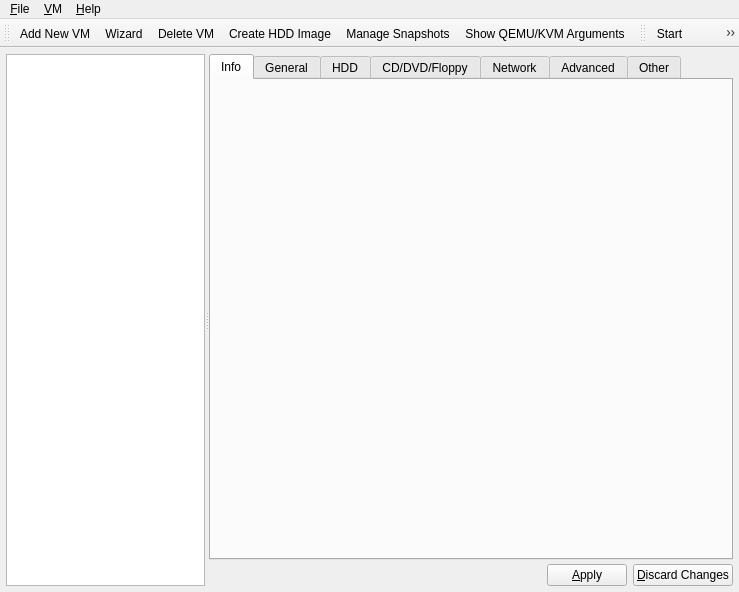
The window that src/Main_Window.ui (tobimensch/aqemu) describes before a commit, drawn with Qt 5.
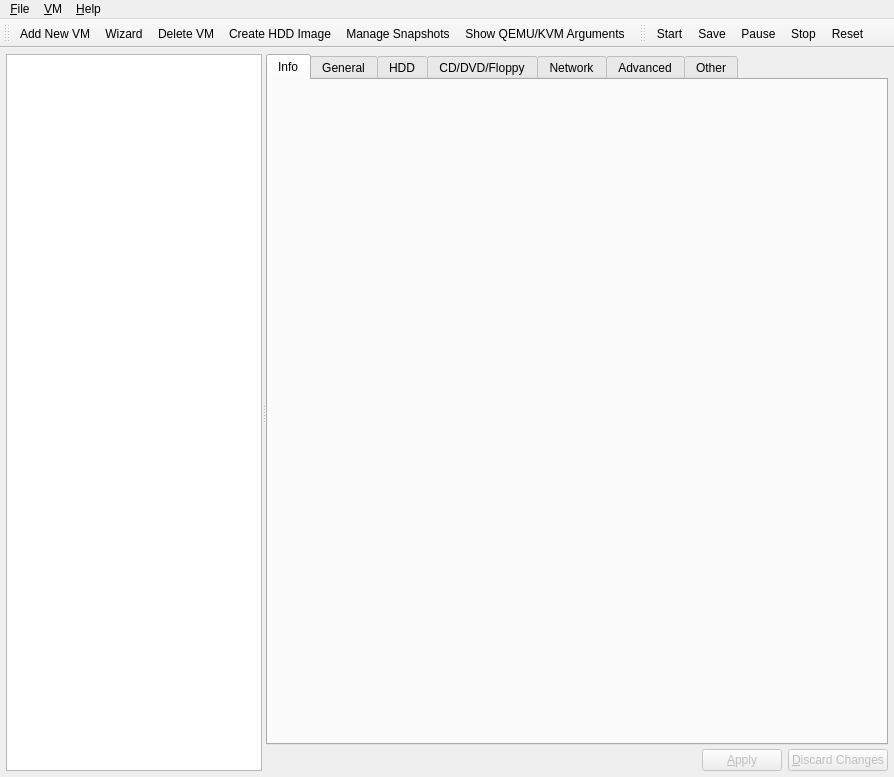
The same window after the commit. Icons and pictures are not drawn.

Commit message: Fixed wrong "VM was changed" messages when changing between VMs.

```diff
--- a/src/Main_Window.ui
+++ b/src/Main_Window.ui
@@ -7,8 +7,8 @@
    <rect>
     <x>0</x>
     <y>0</y>
-    <width>739</width>
-    <height>592</height>
+    <width>894</width>
+    <height>777</height>
    </rect>
   </property>
   <property name="windowTitle">
@@ -4336,6 +4336,9 @@
           </item>
           <item>
            <widget class="QPushButton" name="Button_Apply">
+            <property name="enabled">
+             <bool>false</bool>
+            </property>
             <property name="text">
              <string>&amp;Apply</string>
             </property>
@@ -4347,6 +4350,9 @@
           </item>
           <item>
            <widget class="QPushButton" name="Button_Cancel">
+            <property name="enabled">
+             <bool>false</bool>
+            </property>
             <property name="text">
              <string>&amp;Discard Changes</string>
             </property>
@@ -4369,8 +4375,8 @@
     <rect>
      <x>0</x>
      <y>0</y>
-     <width>739</width>
-     <height>18</height>
+     <width>894</width>
+     <height>30</height>
     </rect>
    </property>
    <widget class="QMenu" name="menuVM">
@@ -4596,7 +4602,7 @@
      <normaloff>:/stop.png</normaloff>:/stop.png</iconset>
    </property>
    <property name="text">
-    <string>Sto&amp;p</string>
+    <string>St&amp;op</string>
    </property>
    <property name="shortcut">
     <string>Ctrl+D</string>
```
Left out of the diff: 295 changed lines with no effect on the pictures. The commit also changes 1 other file.
